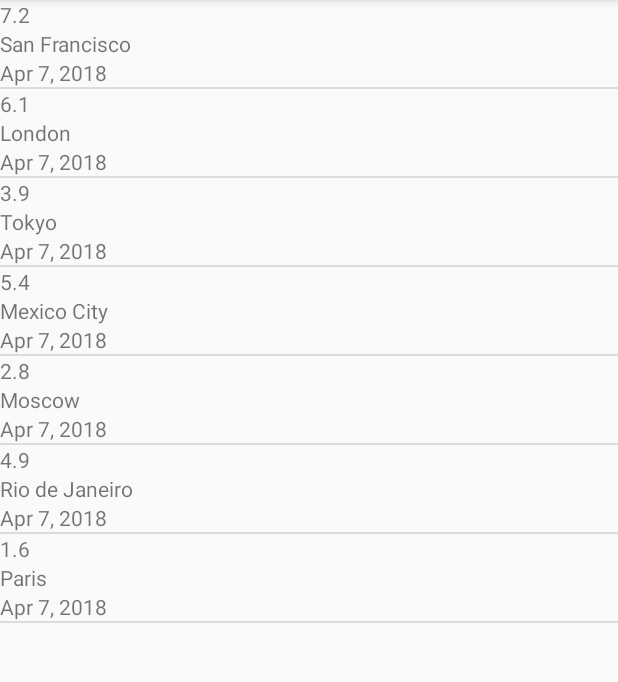
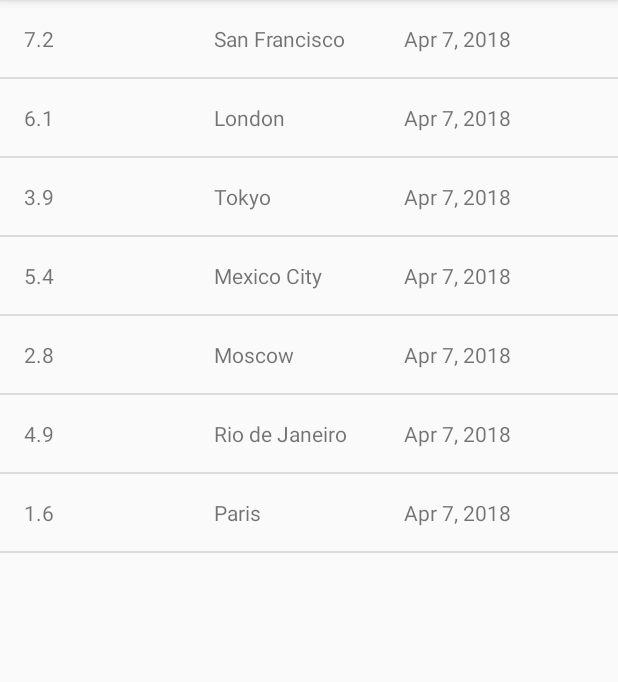
Before and after one commit to SergioKulyk/android-QuakeReport, an Android app: the screen it shows after launch (EarthquakeActivity), on a phone screen of 412 x 824 dp, the part 84-766 px from its top. Run offline under Robolectric (Android 15) with nearby library versions, the phone set to English and light mode, and no system bars.

Commit message:
style: set horizontal view

```diff
--- a/app/src/main/res/layout/list_item.xml
+++ b/app/src/main/res/layout/list_item.xml
@@ -1,22 +1,30 @@
 <?xml version="1.0" encoding="utf-8"?>
 <LinearLayout xmlns:android="http://schemas.android.com/apk/res/android"
+    xmlns:tools="http://schemas.android.com/tools"
     android:id="@+id/list_item"
-    android:orientation="vertical"
     android:layout_width="match_parent"
-    android:layout_height="match_parent">
+    android:layout_height="wrap_content"
+    android:orientation="horizontal"
+    android:padding="16dp">
 
     <TextView
         android:id="@+id/mag_text_view"
-        android:layout_width="wrap_content"
-        android:layout_height="wrap_content" />
+        android:layout_width="0dp"
+        android:layout_height="wrap_content"
+        android:layout_weight="1"
+        tools:text="8.9" />
 
     <TextView
         android:id="@+id/place_text_view"
-        android:layout_width="wrap_content"
-        android:layout_height="wrap_content" />
+        android:layout_width="0dp"
+        android:layout_height="wrap_content"
+        android:layout_weight="1"
+        tools:text="San Francisco" />
 
     <TextView
         android:id="@+id/time_text_view"
-        android:layout_width="wrap_content"
-        android:layout_height="wrap_content" />
+        android:layout_width="0dp"
+        android:layout_height="wrap_content"
+        android:layout_weight="1"
+        tools:text="Mar 6, 2010" />
 </LinearLayout>
```
